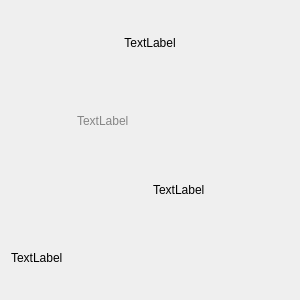
The window that ui/component/ui_comic_item.ui (tonquer/picacg-qt) describes before a commit, drawn with Qt 5.
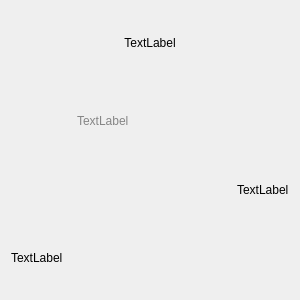
The same window after the commit.

The edit to the form file:
```diff
--- a/ui/component/ui_comic_item.ui
+++ b/ui/component/ui_comic_item.ui
@@ -146,7 +146,7 @@
        </property>
       </widget>
      </item>
-     <item>
+     <item alignment="Qt::AlignRight">
       <widget class="QLabel" name="timeLabel">
        <property name="text">
         <string>TextLabel</string>
```
